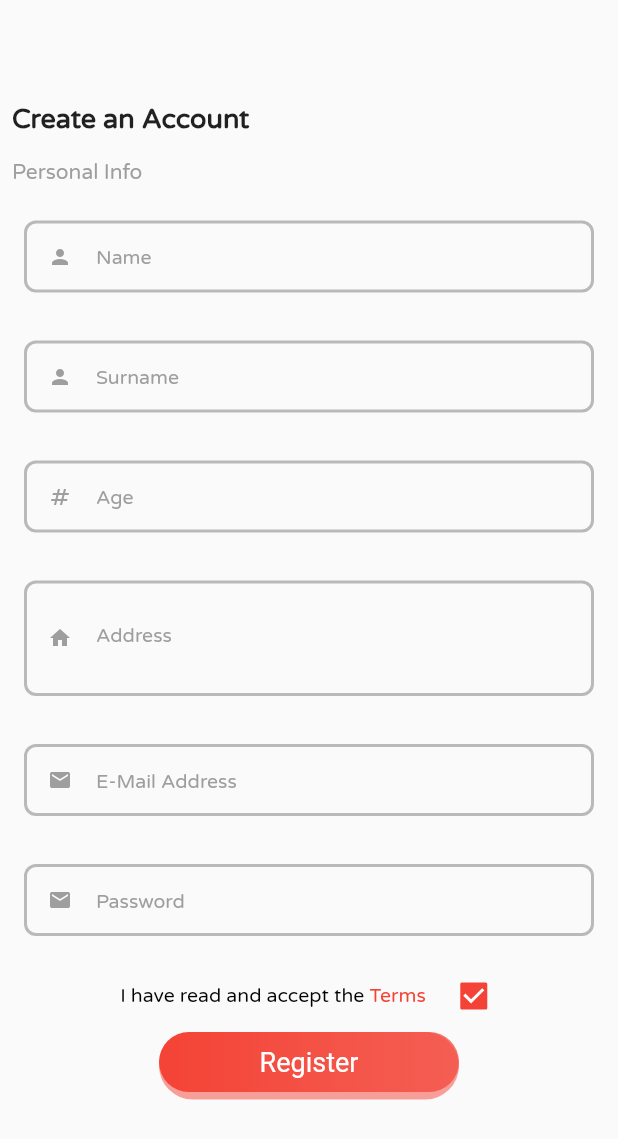
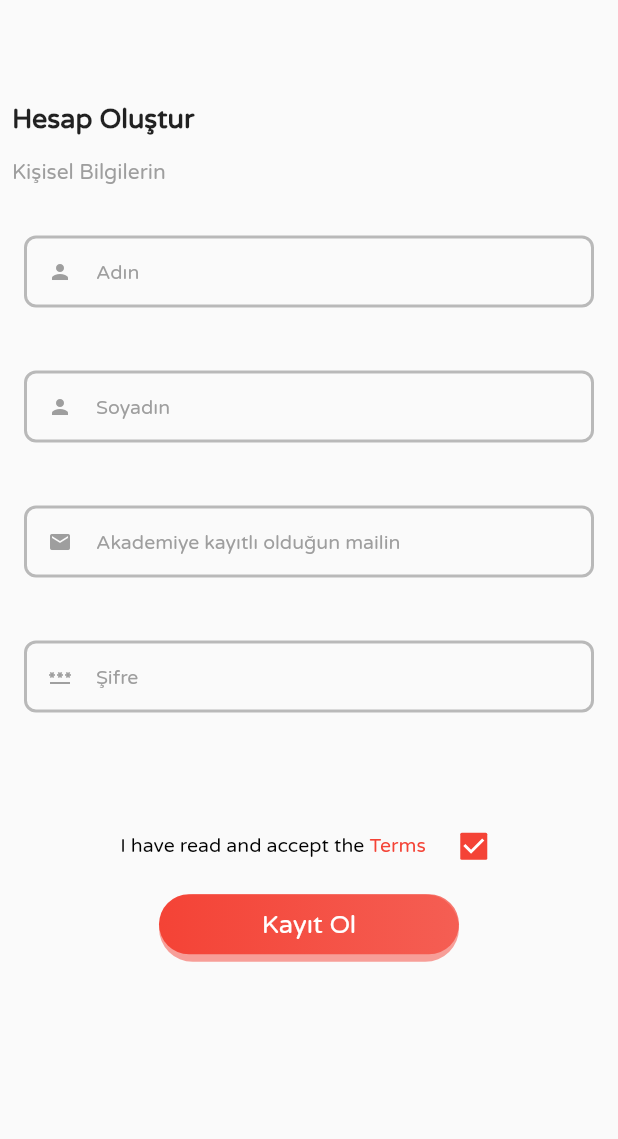
Before and after one commit to emrecan-er/App-Jam-F1, a Flutter app: the RegisterPage screen opened directly, on a phone screen of 412 x 824 dp. Shown: the top 1139 px of the screen. Run offline on Flutter 3.47's test engine with Material 2 defaults, Android fonts, the phone set to English and light mode, and no system bars; drawn by our look-alikes of nice_buttons; our stand-ins replace cloud_firestore, firebase_auth, firebase_core, font_awesome_flutter, get, percent_indicator and 1 more; missing offline and left inert: appbar_animated; accounts and stored records are empty.

```diff
--- /dev/null
+++ b/flutter_application_1/lib/controller/register_controller.dart
@@ -0,0 +1,8 @@
+class RegisterController {
+  late String name;
+  late String surname;
+  late String email;
+  late String password;
+  late String logInEmail;
+  late String logInPassword;
+}
--- /dev/null
+++ b/flutter_application_1/lib/controller/user_controller.dart
@@ -0,0 +1,4 @@
+class UserController {
+  late String loggedInUserName;
+  late String loggedInUserUID;
+}
--- a/flutter_application_1/lib/screens/landing_page.dart
+++ b/flutter_application_1/lib/screens/landing_page.dart
@@ -90,7 +90,7 @@ class _LandingState extends State<LandingPage> {
                           padding: const EdgeInsets.only(
                               top: 64, right: 32, left: 32),
                           child: SlideAction(
-                            animationDuration: Duration(milliseconds: 700),
+                            animationDuration: Duration(milliseconds: 900),
                             submittedIcon: Icon(
                               FontAwesomeIcons.google,
                               color: Colors.white,
--- a/flutter_application_1/lib/screens/register_page.dart
+++ b/flutter_application_1/lib/screens/register_page.dart
@@ -1,11 +1,16 @@
 import 'package:flutter/gestures.dart';
 import 'package:flutter/material.dart';
 import 'package:flutter_application_1/constants/constans.dart';
+import 'package:flutter_application_1/controller/register_controller.dart';
+import 'package:flutter_application_1/screens/login_page.dart';
+import 'package:flutter_application_1/service/auth_service.dart';
 import 'package:flutter_application_1/widgets/custom_form_field.dart';
 import 'package:get/get.dart';
 import 'package:nice_buttons/nice_buttons.dart';
 
 class RegisterPage extends StatelessWidget {
+  RegisterController registerController = RegisterController();
+  AuthService authService = AuthService();
   @override
   Widget build(BuildContext context) {
     return Scaffold(
@@ -23,7 +28,7 @@ class RegisterPage extends StatelessWidget {
                 mainAxisAlignment: MainAxisAlignment.start,
                 children: [
                   Text(
-                    'Create an Account',
+                    'Hesap Oluştur',
                     style: TextStyle(
                       fontFamily: 'VarelaRound',
                       fontWeight: FontWeight.bold,
@@ -36,62 +41,72 @@ class RegisterPage extends StatelessWidget {
             Padding(
               padding: const EdgeInsets.all(8.0),
               child: Text(
-                'Personal Info',
+                'Kişisel Bilgilerin',
                 style: TextStyle(
                   fontFamily: 'VarelaRound',
                   color: Colors.grey,
                 ),
               ),
             ),
+            SizedBox(
+              height: 10,
+            ),
             CustomFormField(
               lines: 1,
               type: TextInputType.name,
               icon: Icons.person,
-              hint: 'Name',
+              hint: 'Adın',
               obscureText: false,
-              onChanged: (input) {},
+              onChanged: (input) {
+                registerController.name = input;
+                print(registerController.name);
+              },
+            ),
+            SizedBox(
+              height: 10,
             ),
             CustomFormField(
               lines: 1,
               type: TextInputType.emailAddress,
               icon: Icons.person,
-              hint: 'Surname',
+              hint: 'Soyadın',
               obscureText: false,
-              onChanged: (input) {},
+              onChanged: (input) {
+                registerController.surname = input;
+              },
             ),
-            CustomFormField(
-              lines: 1,
-              type: TextInputType.number,
-              icon: Icons.numbers,
-              hint: 'Age',
-              obscureText: false,
-              onChanged: (input) {},
-            ),
-            CustomFormField(
-              lines: 3,
-              type: TextInputType.name,
-              icon: Icons.home,
-              hint: '\nAddress',
-              obscureText: false,
-              onChanged: (input) {},
+            SizedBox(
+              height: 10,
             ),
             CustomFormField(
               lines: 1,
               type: TextInputType.emailAddress,
               icon: Icons.mail,
-              hint: 'E-Mail Address',
+              hint: 'Akademiye kayıtlı olduğun mailin',
               obscureText: false,
-              onChanged: (input) {},
+              onChanged: (input) {
+                registerController.email = input;
+              },
+            ),
+            SizedBox(
+              height: 10,
             ),
             CustomFormField(
               lines: 1,
               type: TextInputType.emailAddress,
-              icon: Icons.mail,
-              hint: 'Password',
+              icon: Icons.password_sharp,
+              hint: 'Şifre',
               obscureText: true,
-              onChanged: (input) {},
+              onChanged: (input) {
+                registerController.password = input;
+              },
             ),
-            Row(
+            SizedBox(
+              height: Get.height / 20,
+            ),
+            Padding(
+              padding: const EdgeInsets.all(8.0),
+              child: Row(
                 mainAxisAlignment: MainAxisAlignment.center,
                 children: [
                   Padding(
@@ -141,6 +156,7 @@ class RegisterPage extends StatelessWidget {
                   ),
                 ],
               ),
+            ),
             Center(
               child: NiceButtons(
                 startColor: Colors.red,
@@ -151,11 +167,20 @@ class RegisterPage extends StatelessWidget {
                 borderRadius: 30,
                 gradientOrientation: GradientOrientation.Horizontal,
                 onTap: (finish) {
-                  print('On tap called');
+                  authService.createPerson(
+                      registerController.email,
+                      registerController.password,
+                      registerController.name,
+                      registerController.surname);
+                  Get.off(LoginPage());
                 },
                 child: Text(
-                  'Register',
-                  style: TextStyle(color: Colors.white, fontSize: 18),
+                  'Kayıt Ol',
+                  style: TextStyle(
+                    color: Colors.white,
+                    fontSize: 17,
+                    fontFamily: 'VarelaRound',
+                  ),
                 ),
               ),
             ),
--- a/flutter_application_1/lib/widgets/my_header.dart
+++ b/flutter_application_1/lib/widgets/my_header.dart
@@ -1,4 +1,5 @@
 import 'package:flutter/material.dart';
+import 'package:get/get.dart';
 
 class MyHeader extends StatefulWidget {
   final String image;
@@ -23,7 +24,7 @@ class _MyHeaderState extends State<MyHeader> {
       child: Container(
         padding: EdgeInsets.only(left: 40, top: 50, right: 20),
         height: 250,
-        width: double.infinity,
+        width: Get.width,
         decoration: BoxDecoration(
           gradient: LinearGradient(
             begin: Alignment.topCenter,
--- a/flutter_application_1/pubspec.yaml
+++ b/flutter_application_1/pubspec.yaml
@@ -44,6 +44,8 @@ dependencies:
   font_awesome_flutter: ^10.4.0
   slider: ^0.0.1
   slide_to_act: ^2.0.1
+  cloud_firestore: ^4.5.0
+  firebase_auth: ^4.4.0
 
 dev_dependencies:
   flutter_test:
```
Also changed, not shown: flutter_application_1/lib/main.dart (+5 -3 lines), flutter_application_1/lib/screens/login_page.dart (+37 -13 lines), flutter_application_1/lib/screens/main_screen.dart (+39 -7 lines), flutter_application_1/lib/service/auth_service.dart (added, +68 -0 lines), flutter_application_1/assets/akademi.png (added), flutter_application_1/pubspec.lock, 4 other files. Lines whose indentation alone changed are shown as unchanged.
